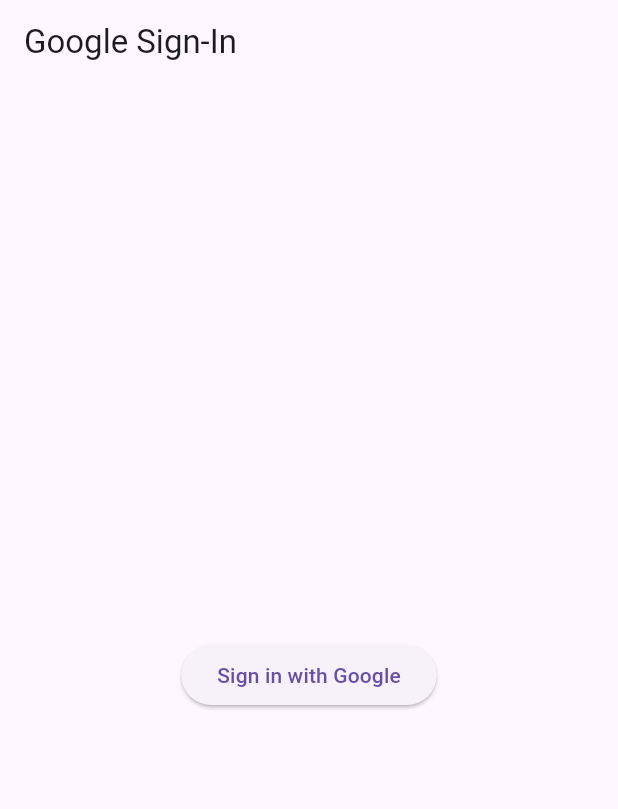
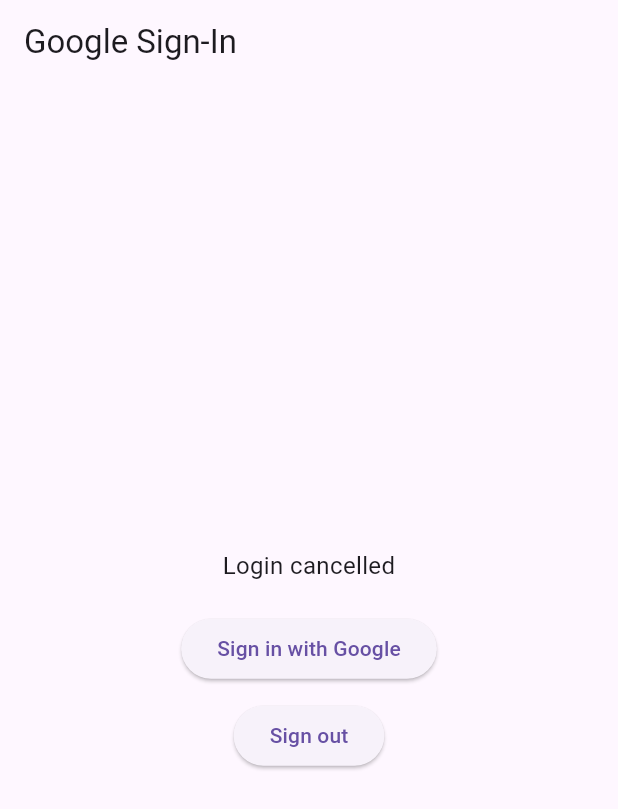
Before and after one commit to Karuki00/exercise_app, a Flutter app: the screen it shows after launch, after a tap on "Sign in with Google", on a phone screen of 412 x 824 dp. Shown: the top 809 px of the screen. Run offline on Flutter 3.47's test engine with Material 3 defaults, Android fonts, the phone set to English and light mode, and no system bars; our stand-ins replace firebase_auth, firebase_core, google_sign_in; accounts and stored records are empty.

Commit message:
Change GoogleSignIn to Web (Using Chrome to emulate)

```diff
--- a/lib/pages/login_page.dart
+++ b/lib/pages/login_page.dart
@@ -11,7 +11,7 @@ class LoginPage extends StatefulWidget {
 class _LoginPageState extends State<LoginPage> {
   final AuthService _authService = AuthService();
   bool _loading = false;
-  String? _userEmail;
+  String? _message; // Can hold email or error message
 
   @override
   Widget build(BuildContext context) {
@@ -23,18 +23,40 @@ class _LoginPageState extends State<LoginPage> {
             : Column(
                 mainAxisAlignment: MainAxisAlignment.center,
                 children: [
-                  if (_userEmail != null) Text('Signed in as: $_userEmail'),
+                  if (_message != null)
+                    Text(
+                      _message!,
+                      textAlign: TextAlign.center,
+                      style: const TextStyle(fontSize: 16),
+                    ),
                   const SizedBox(height: 20),
                   ElevatedButton(
                     onPressed: () async {
                       setState(() => _loading = true);
-                      final user = await _authService.signInWithGoogle();
+                      try {
+                        final user = await _authService.signInWithGoogle();
+                        setState(() {
+                          _message = user?.email ?? 'Login cancelled';
+                        });
+                      } catch (e) {
+                        setState(() {
+                          _message = 'Error: $e';
+                        });
+                      } finally {
+                        setState(() => _loading = false);
+                      }
+                    },
+                    child: const Text('Sign in with Google'),
+                  ),
+                  const SizedBox(height: 10),
+                  ElevatedButton(
+                    onPressed: () async {
+                      await _authService.signOut();
                       setState(() {
-                        _loading = false;
-                        _userEmail = user?.email;
+                        _message = 'Signed out';
                       });
                     },
-                    child: const Text('Sign in with Google'),
+                    child: const Text('Sign out'),
                   ),
                 ],
               ),
--- a/lib/services/auth_service.dart
+++ b/lib/services/auth_service.dart
@@ -1,35 +1,38 @@
 import 'package:firebase_auth/firebase_auth.dart';
 import 'package:google_sign_in/google_sign_in.dart';
+import 'package:flutter/foundation.dart' show kIsWeb;
 
 class AuthService {
   final FirebaseAuth _auth = FirebaseAuth.instance;
 
+  // Use kIsWeb to set web client ID only
+  late final GoogleSignIn _googleSignIn = GoogleSignIn(
+    scopes: ['email'],
+    clientId: kIsWeb
+        ? '555511653468-vujo2tqm34jin3itm8g3v7rhh2slld85.apps.googleusercontent.com'
+        : null, // Mobile uses google-services.json / plist automatically
+  );
+
   Future<User?> signInWithGoogle() async {
     try {
-      // Trigger the Google login flow
-      final GoogleSignInAccount? googleUser = await GoogleSignIn().signIn();
-
+      final googleUser = await _googleSignIn.signIn();
       if (googleUser == null) return null;
 
-      // Obtain auth details
-      final GoogleSignInAuthentication googleAuth =
-          await googleUser.authentication;
-
-      // Create credential
+      final googleAuth = await googleUser.authentication;
       final credential = GoogleAuthProvider.credential(
         accessToken: googleAuth.accessToken,
         idToken: googleAuth.idToken,
       );
 
-      // Sign in to Firebase
-      final UserCredential userCredential = await _auth.signInWithCredential(
-        credential,
-      );
-
+      final userCredential = await _auth.signInWithCredential(credential);
       return userCredential.user;
     } catch (e) {
-      print("Google Sign-In Error: $e");
-      return null;
+      throw Exception('Google Sign-In failed: $e');
     }
   }
+
+  Future<void> signOut() async {
+    await _googleSignIn.signOut();
+    await _auth.signOut();
+  }
 }
--- a/pubspec.yaml
+++ b/pubspec.yaml
@@ -13,6 +13,7 @@ dependencies:
   firebase_core: ^2.25.0
   firebase_auth: ^4.16.0
   google_sign_in: ^6.2.0
+  firebase_auth_web: ^5.9.0
 
 dev_dependencies:
   flutter_test:
```
Also changed, not shown: pubspec.lock.
